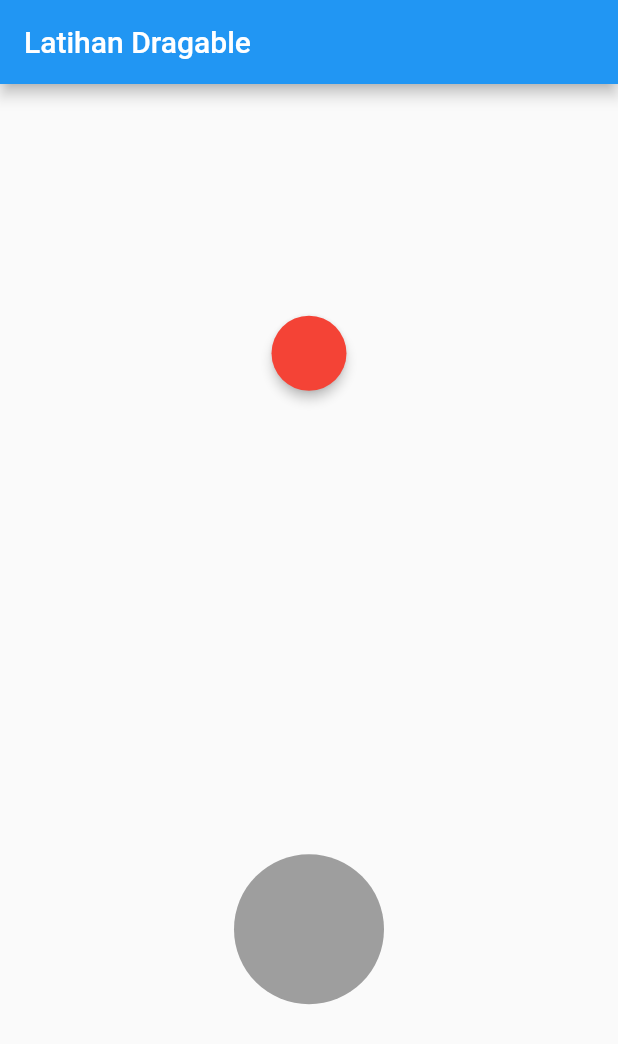
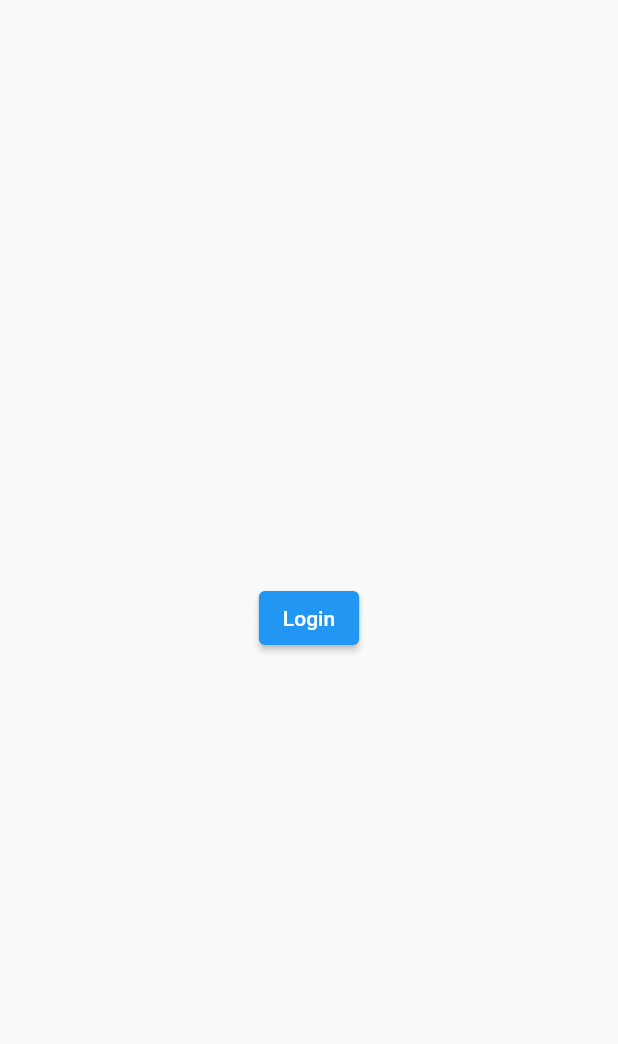
Before and after one commit to cecep29/flutter_basic, a Flutter app: the screen it shows after launch, on a phone screen of 412 x 824 dp. Shown: the top 1044 px of the screen. Run offline on Flutter 3.47's test engine with Material 2 defaults, Android fonts, the phone set to English and light mode, and no system bars.

```diff
--- /dev/null
+++ b/lib/login_screen.dart
@@ -0,0 +1,23 @@
+import 'package:flutter/material.dart';
+import 'main_screen.dart';
+
+class LoginScreen extends StatelessWidget {
+  const LoginScreen({super.key});
+
+  @override
+  Widget build(BuildContext context) {
+    return Scaffold(
+      body: Center(
+        child: ElevatedButton(
+          child: const Text('Login'),
+          onPressed: () {
+            Navigator.pushReplacement(context,
+                MaterialPageRoute(builder: (context) {
+              return const MainScreen();
+            }));
+          },
+        ),
+      ),
+    );
+  }
+}
--- a/lib/main.dart
+++ b/lib/main.dart
@@ -1,99 +1,19 @@
 import 'dart:math';
 
 import 'package:flutter/material.dart';
+import 'login_screen.dart';
 
 void main() {
   runApp(const MyApp());
 }
 
-class MyApp extends StatefulWidget {
+class MyApp extends StatelessWidget {
   const MyApp({super.key});
 
   @override
-  State<MyApp> createState() => _MyAppState();
-}
-
-class _MyAppState extends State<MyApp> {
-  Color color1 = Colors.red;
-  Color color2 = Colors.yellow;
-  Color? colorTarget;
-
-  bool isAccepted = false;
-
-  @override
   Widget build(BuildContext context) {
-    return MaterialApp(
-      home: Scaffold(
-        appBar: AppBar(
-          title: const Text('Latihan Dragable'),
-        ),
-        body: Column(
-          mainAxisAlignment: MainAxisAlignment.spaceAround,
-          children: [
-            Row(
-              mainAxisAlignment: MainAxisAlignment.spaceAround,
-              children: [
-                Draggable<Color>(
-                  data: color1,
-                  childWhenDragging: const SizedBox(
-                    width: 50,
-                    height: 50,
-                    child: Material(
-                      shape: StadiumBorder(),
-                      color: Colors.grey,
-                      elevation: 0,
-                    ),
-                  ),
-                  feedback: SizedBox(
-                    width: 50,
-                    height: 50,
-                    child: Material(
-                      shape: const StadiumBorder(),
-                      color: color1.withOpacity(0.7),
-                      elevation: 3,
-                    ),
-                  ),
-                  child: SizedBox(
-                    width: 50,
-                    height: 50,
-                    child: Material(
-                      shape: const StadiumBorder(),
-                      color: color1,
-                      elevation: 3,
-                    ),
-                  ),
-                ),
-              ],
-            ),
-            DragTarget<Color>(
-              onWillAccept: (value) => true,
-              onAccept: (val) {
-                isAccepted = true;
-                colorTarget = val;
-              },
-              builder: ((context, candidateData, rejectedData) {
-                return (isAccepted)
-                    ? SizedBox(
-                        width: 100,
-                        height: 100,
-                        child: Material(
-                          shape: const StadiumBorder(),
-                          color: colorTarget,
-                        ),
-                      )
-                    : const SizedBox(
-                        width: 100,
-                        height: 100,
-                        child: Material(
-                          shape: StadiumBorder(),
-                          color: Colors.grey,
-                        ),
-                      );
-              }),
-            )
-          ],
-        ),
-      ),
+    return const MaterialApp(
+      home: LoginScreen(),
     );
   }
 }
```
Also changed, not shown: lib/main_screen.dart (added, +28 -0 lines), lib/second_screen.dart (added, +21 -0 lines).
